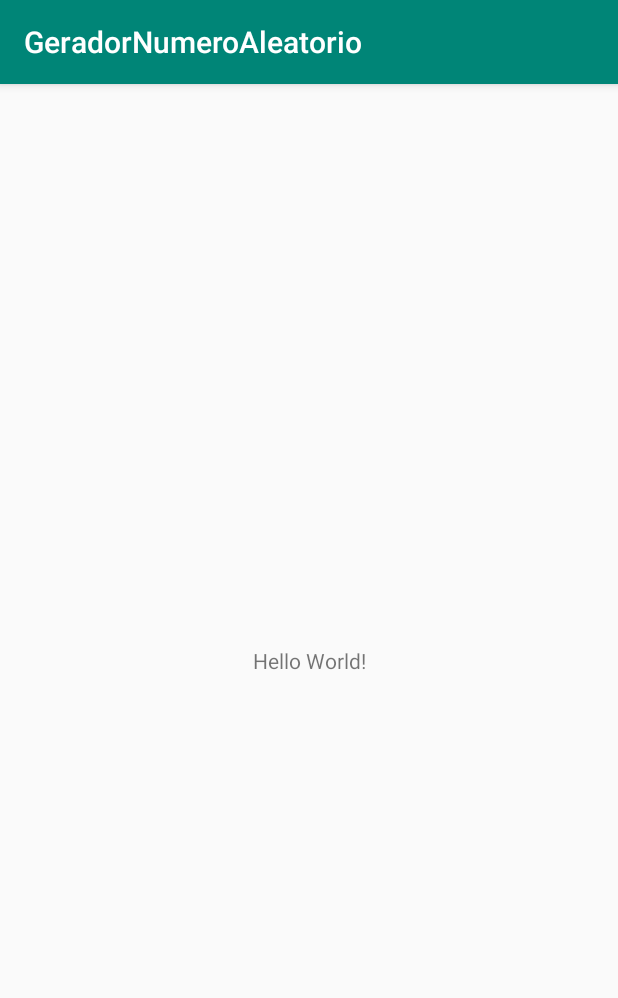
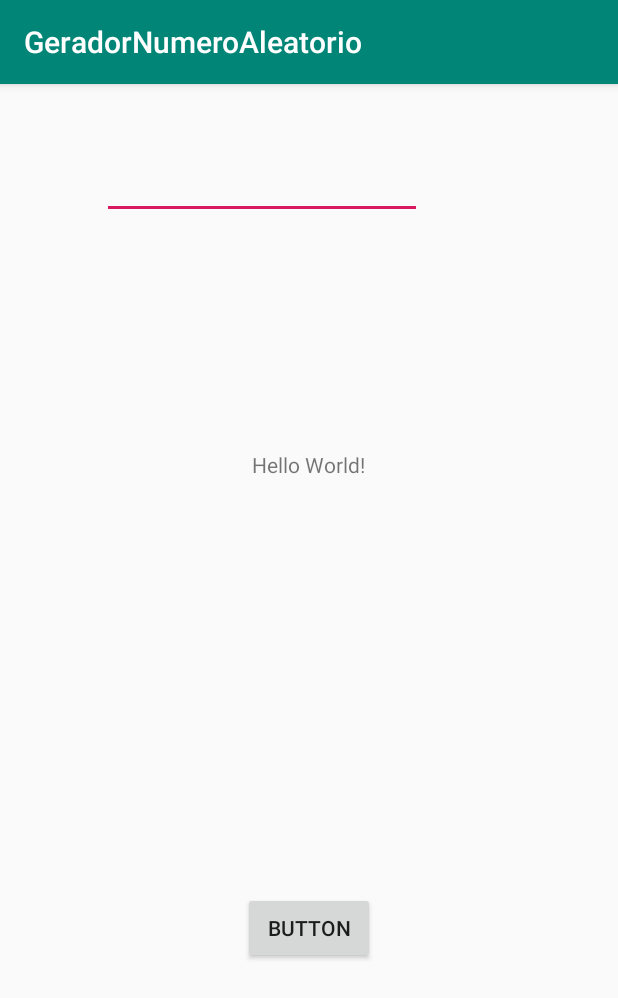
Before and after one commit to EricaPZanella/Aula02-GeradorNumeros, an Android app: the screen it shows after launch (MainActivity), on a phone screen of 412 x 824 dp. Shown: the top 998 px of the screen. Run offline under Robolectric (Android 15) with nearby library versions, the phone set to English and light mode, and no system bars.

Commit message:
Aula2 - exemplos

```diff
--- a/app/src/main/java/br/edu/ifsc/pdm/geradornumeroaleatorio/MainActivity.java
+++ b/app/src/main/java/br/edu/ifsc/pdm/geradornumeroaleatorio/MainActivity.java
@@ -2,6 +2,10 @@ package br.edu.ifsc.pdm.geradornumeroaleatorio;
 
 import android.support.v7.app.AppCompatActivity;
 import android.os.Bundle;
+import android.view.View;
+import android.widget.Button;
+import android.widget.EditText;
+import android.widget.TextView;
 
 public class MainActivity extends AppCompatActivity {
 
@@ -9,5 +13,18 @@ public class MainActivity extends AppCompatActivity {
     protected void onCreate(Bundle savedInstanceState) {
         super.onCreate(savedInstanceState);
         setContentView(R.layout.activity_main);
+
     }
+
+    public void alterarTexto(View view) {
+
+        //Button b = (Button) view;
+        //b.setText("Aula de sexta é boa!");
+
+        TextView text = (TextView) findViewById(R.id.text);
+        EditText editText = (EditText) findViewById(R.id.editText);
+        text.setText(editText.getText().toString());
+
+    }
+
 }
--- a/app/src/main/res/layout/activity_main.xml
+++ b/app/src/main/res/layout/activity_main.xml
@@ -4,15 +4,43 @@
     xmlns:tools="http://schemas.android.com/tools"
     android:layout_width="match_parent"
     android:layout_height="match_parent"
-    tools:context=".MainActivity">
+    tools:context=".MainActivity"
+    tools:layout_editor_absoluteY="81dp">
 
     <TextView
+        android:id="@+id/text"
+        android:layout_width="wrap_content"
+        android:layout_height="0dp"
+        android:layout_marginStart="6dp"
+        android:layout_marginBottom="18dp"
+        android:text="Hello World!"
+        app:layout_constraintBottom_toTopOf="@+id/button2"
+        app:layout_constraintStart_toStartOf="@+id/button2"
+        app:layout_constraintTop_toBottomOf="@+id/editText" />
+
+    <Button
+        android:id="@+id/button2"
         android:layout_width="wrap_content"
         android:layout_height="wrap_content"
-        android:text="Hello World!"
+        android:layout_marginBottom="181dp"
+        android:onClick="alterarTexto"
+        android:text="Button"
         app:layout_constraintBottom_toBottomOf="parent"
-        app:layout_constraintLeft_toLeftOf="parent"
-        app:layout_constraintRight_toRightOf="parent"
+        app:layout_constraintEnd_toEndOf="parent"
+        app:layout_constraintStart_toStartOf="parent"
+        app:layout_constraintTop_toBottomOf="@+id/text" />
+
+    <EditText
+        android:id="@+id/editText"
+        android:layout_width="wrap_content"
+        android:layout_height="42dp"
+        android:layout_marginStart="68dp"
+        android:layout_marginTop="48dp"
+        android:layout_marginBottom="154dp"
+        android:ems="10"
+        android:inputType="textPersonName"
+        app:layout_constraintBottom_toTopOf="@+id/text"
+        app:layout_constraintStart_toStartOf="parent"
         app:layout_constraintTop_toTopOf="parent" />
 
 </android.support.constraint.ConstraintLayout>
```
